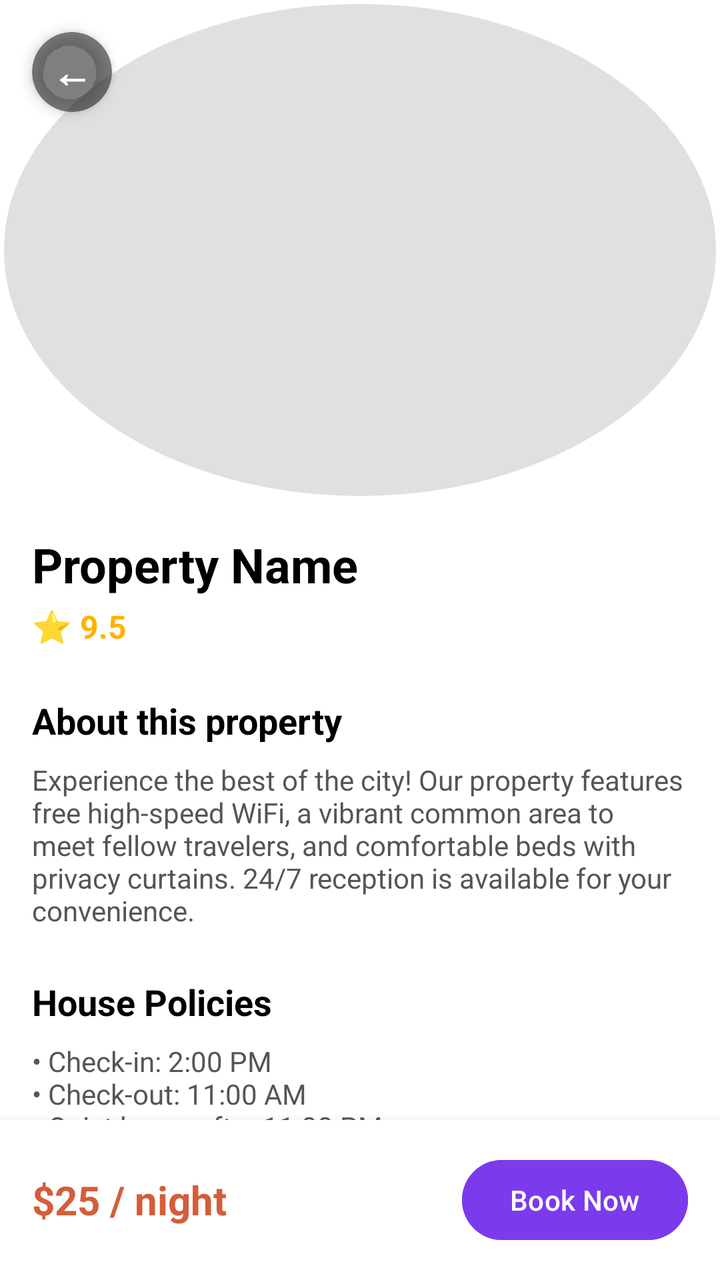
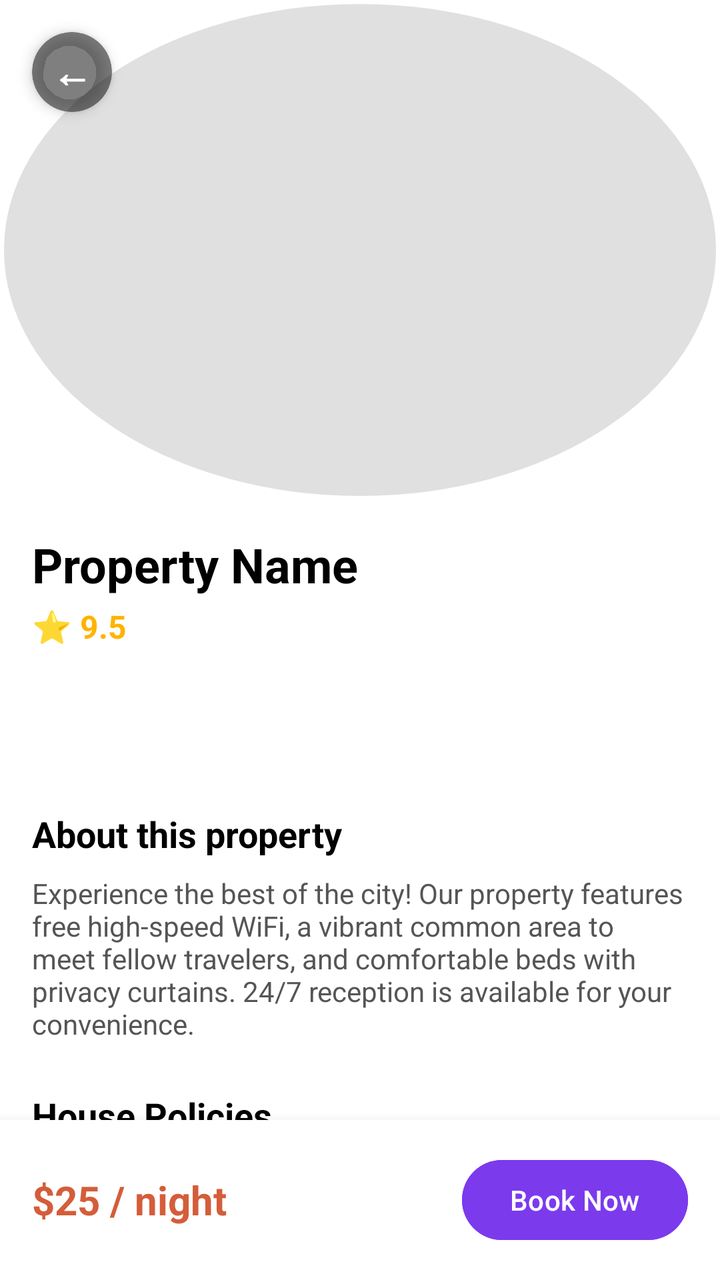

Screens rendered from an Android XML layout before and after an edit, with the pre-edit source and the edit as a unified diff.
<!-- AndroidManifest.xml: application theme Theme.HostelWorld -->
<!-- res/layout/activity_property_detail.xml -->
<?xml version="1.0" encoding="utf-8"?>
<RelativeLayout xmlns:android="http://schemas.android.com/apk/res/android"
    xmlns:app="http://schemas.android.com/apk/res-auto"
    android:layout_width="match_parent"
    android:layout_height="match_parent"
    android:background="#FFFFFF">

    
    <androidx.core.widget.NestedScrollView
        android:layout_width="match_parent"
        android:layout_height="match_parent"
        android:layout_above="@id/bottomBar">

        <LinearLayout
            android:layout_width="match_parent"
            android:layout_height="wrap_content"
            android:orientation="vertical">

            
            <ImageView
                android:id="@+id/ivDetailImage"
                android:layout_width="match_parent"
                android:layout_height="250dp"
                android:scaleType="centerCrop"
                android:src="@drawable/circle_placeholder" />

            <LinearLayout
                android:layout_width="match_parent"
                android:layout_height="wrap_content"
                android:orientation="vertical"
                android:padding="16dp">

                
                <TextView
                    android:id="@+id/tvDetailName"
                    android:layout_width="wrap_content"
                    android:layout_height="wrap_content"
                    android:text="Property Name"
                    android:textColor="#000000"
                    android:textSize="24sp"
                    android:textStyle="bold" />

                <TextView
                    android:id="@+id/tvDetailRating"
                    android:layout_width="wrap_content"
                    android:layout_height="wrap_content"
                    android:layout_marginTop="4dp"
                    android:text="⭐ 9.5"
                    android:textColor="#FFB300"
                    android:textSize="16sp"
                    android:textStyle="bold" />

                
                <TextView
                    android:layout_width="wrap_content"
                    android:layout_height="wrap_content"
                    android:layout_marginTop="24dp"
                    android:text="About this property"
                    android:textColor="#000000"
                    android:textSize="18sp"
                    android:textStyle="bold" />

                <TextView
                    android:layout_width="match_parent"
                    android:layout_height="wrap_content"
                    android:layout_marginTop="8dp"
                    android:text="Experience the best of the city! Our property features free high-speed WiFi, a vibrant common area to meet fellow travelers, and comfortable beds with privacy curtains. 24/7 reception is available for your convenience."
                    android:textColor="#555555"
                    android:textSize="14sp" />

                
                <TextView
                    android:layout_width="wrap_content"
                    android:layout_height="wrap_content"
                    android:layout_marginTop="24dp"
                    android:text="House Policies"
                    android:textColor="#000000"
                    android:textSize="18sp"
                    android:textStyle="bold" />

                <TextView
                    android:layout_width="match_parent"
                    android:layout_height="wrap_content"
                    android:layout_marginTop="8dp"
                    android:text="• Check-in: 2:00 PM\n• Check-out: 11:00 AM\n• Quiet hours after 11:00 PM\n• No smoking indoors"
                    android:textColor="#555555"
                    android:textSize="14sp" />

                
                <TextView
                    android:layout_width="wrap_content"
                    android:layout_height="wrap_content"
                    android:layout_marginTop="24dp"
                    android:text="Location Map"
                    android:textColor="#000000"
                    android:textSize="18sp"
                    android:textStyle="bold" />

                <ImageView
                    android:layout_width="match_parent"
                    android:layout_height="150dp"
                    android:layout_marginTop="8dp"
                    android:layout_marginBottom="24dp"
                    android:background="#E0E0E0"
                    android:scaleType="center"
                    android:src="@android:drawable/ic_dialog_map" />

            </LinearLayout>
        </LinearLayout>
    </androidx.core.widget.NestedScrollView>

    
    <LinearLayout
        android:id="@+id/bottomBar"
        android:layout_width="match_parent"
        android:layout_height="wrap_content"
        android:layout_alignParentBottom="true"
        android:background="#FFFFFF"
        android:elevation="8dp"
        android:orientation="horizontal"
        android:padding="16dp">

        <TextView
            android:id="@+id/tvDetailPrice"
            android:layout_width="0dp"
            android:layout_height="wrap_content"
            android:layout_gravity="center_vertical"
            android:layout_weight="1"
            android:text="$25 / night"
            android:textColor="#D45D3A"
            android:textSize="20sp"
            android:textStyle="bold" />

        <Button
            android:id="@+id/btnDetailBook"
            android:layout_width="wrap_content"
            android:layout_height="wrap_content"
            android:backgroundTint="#7C3AED"
            android:text="Book Now" />
    </LinearLayout>

    
    <androidx.cardview.widget.CardView
        android:id="@+id/btnBack"
        android:layout_width="40dp"
        android:layout_height="40dp"
        android:layout_alignParentStart="true"
        android:layout_alignParentTop="true"
        android:layout_marginStart="16dp"
        android:layout_marginTop="16dp"
        android:clickable="true"
        android:focusable="true"
        android:foreground="?android:attr/selectableItemBackground"
        app:cardBackgroundColor="#80000000"
        app:cardCornerRadius="20dp"
        app:cardElevation="4dp">

        <TextView
            android:layout_width="wrap_content"
            android:layout_height="wrap_content"
            android:layout_gravity="center"
            android:text="←"
            android:textColor="#FFFFFF"
            android:textSize="20sp"
            android:textStyle="bold" />
    </androidx.cardview.widget.CardView>
</RelativeLayout>
<!-- resources referenced by this layout -->
<resources>
  <!-- drawable circle_placeholder (drawable) -->
  <?xml version="1.0" encoding="utf-8"?>
  <shape xmlns:android="http://schemas.android.com/apk/res/android"
      android:shape="oval">
  
      <solid android:color="#E0E0E0" />
  
      <stroke
          android:width="2dp"
          android:color="#FFFFFF" />
  </shape>
  <style name="Theme.HostelWorld" parent="Base.Theme.HostelWorld" />
  <style name="Base.Theme.HostelWorld" parent="Theme.Material3.DayNight.NoActionBar">
          
          
      </style>
</resources>

<!-- the commit's change to res/layout/activity_property_detail.xml (unified diff, before → after) -->
@@ -5,7 +5,6 @@
     android:layout_height="match_parent"
     android:background="#FFFFFF">
 
-    
     <androidx.core.widget.NestedScrollView
         android:layout_width="match_parent"
         android:layout_height="match_parent"
@@ -16,7 +15,6 @@
             android:layout_height="wrap_content"
             android:orientation="vertical">
 
-            
             <ImageView
                 android:id="@+id/ivDetailImage"
                 android:layout_width="match_parent"
@@ -30,7 +28,6 @@
                 android:orientation="vertical"
                 android:padding="16dp">
 
-                
                 <TextView
                     android:id="@+id/tvDetailName"
                     android:layout_width="wrap_content"
@@ -50,7 +47,24 @@
                     android:textSize="16sp"
                     android:textStyle="bold" />
 
-                
+                <TextView
+                    android:id="@+id/tvDetailBeds"
+                    android:layout_width="wrap_content"
+                    android:layout_height="wrap_content"
+                    android:layout_marginTop="8dp"
+                    android:textColor="#D45D3A"
+                    android:textSize="16sp"
+                    android:textStyle="bold" />
+
+                <TextView
+                    android:id="@+id/tvDetailCancelPolicy"
+                    android:layout_width="wrap_content"
+                    android:layout_height="wrap_content"
+                    android:layout_marginTop="8dp"
+                    android:textColor="#D32F2F"
+                    android:textSize="14sp"
+                    android:textStyle="bold" />
+
                 <TextView
                     android:layout_width="wrap_content"
                     android:layout_height="wrap_content"
@@ -68,7 +82,6 @@
                     android:textColor="#555555"
                     android:textSize="14sp" />
 
-                
                 <TextView
                     android:layout_width="wrap_content"
                     android:layout_height="wrap_content"
@@ -86,7 +99,6 @@
                     android:textColor="#555555"
                     android:textSize="14sp" />
 
-                
                 <TextView
                     android:layout_width="wrap_content"
                     android:layout_height="wrap_content"
@@ -109,7 +121,6 @@
         </LinearLayout>
     </androidx.core.widget.NestedScrollView>
 
-    
     <LinearLayout
         android:id="@+id/bottomBar"
         android:layout_width="match_parent"
@@ -139,7 +150,6 @@
             android:text="Book Now" />
     </LinearLayout>
 
-    
     <androidx.cardview.widget.CardView
         android:id="@+id/btnBack"
         android:layout_width="40dp"
